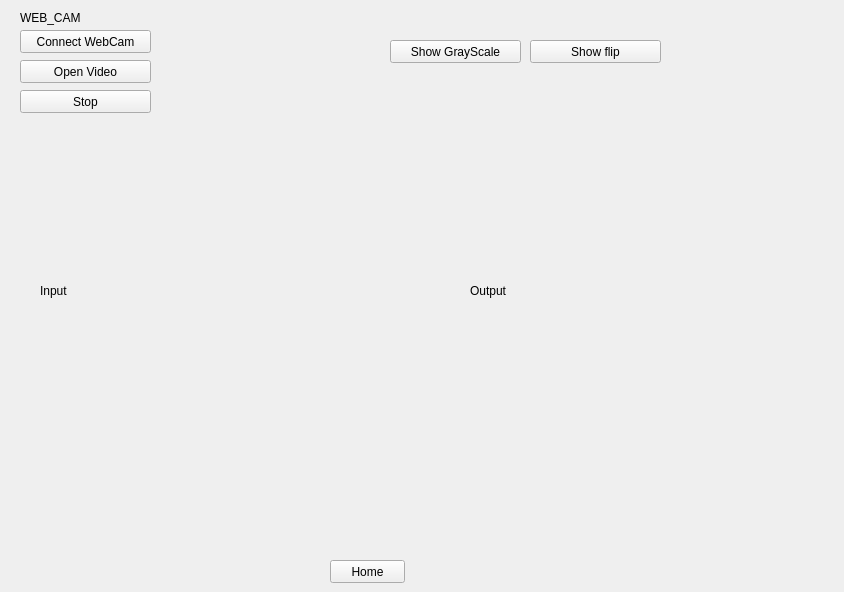
Before: the Qt Designer form webCam_Window.ui in qorgh346/KGU_MultiMedia_Hobe, drawn with Qt 5.
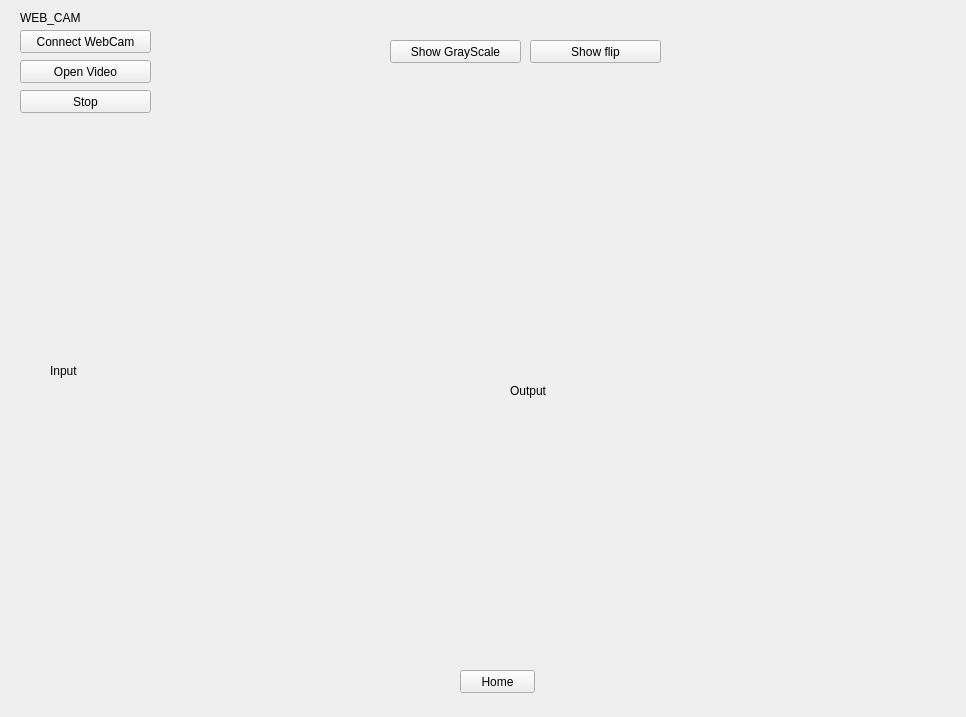
After: the same form once the commit is applied.

```diff
--- a/webCam_Window.ui
+++ b/webCam_Window.ui
@@ -6,8 +6,8 @@
    <rect>
     <x>0</x>
     <y>0</y>
-    <width>844</width>
-    <height>592</height>
+    <width>966</width>
+    <height>717</height>
    </rect>
   </property>
   <property name="windowTitle">
@@ -29,8 +29,8 @@
   <widget class="QPushButton" name="home">
    <property name="geometry">
     <rect>
-     <x>330</x>
-     <y>560</y>
+     <x>460</x>
+     <y>670</y>
      <width>75</width>
      <height>23</height>
     </rect>
@@ -42,10 +42,10 @@
   <widget class="QLabel" name="inputCam">
    <property name="geometry">
     <rect>
-     <x>40</x>
-     <y>120</y>
-     <width>341</width>
-     <height>341</height>
+     <x>50</x>
+     <y>180</y>
+     <width>401</width>
+     <height>381</height>
     </rect>
    </property>
    <property name="text">
@@ -120,10 +120,10 @@
   <widget class="QLabel" name="outputCam">
    <property name="geometry">
     <rect>
-     <x>470</x>
-     <y>120</y>
-     <width>341</width>
-     <height>341</height>
+     <x>510</x>
+     <y>180</y>
+     <width>421</width>
+     <height>421</height>
     </rect>
    </property>
    <property name="text">
```
